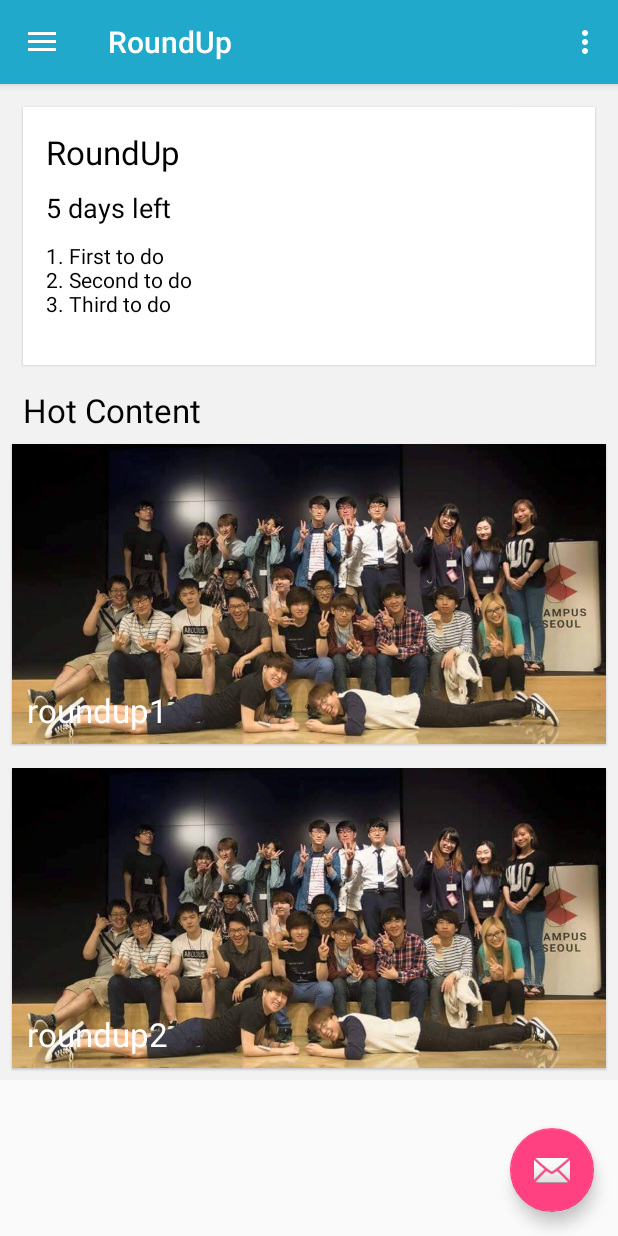
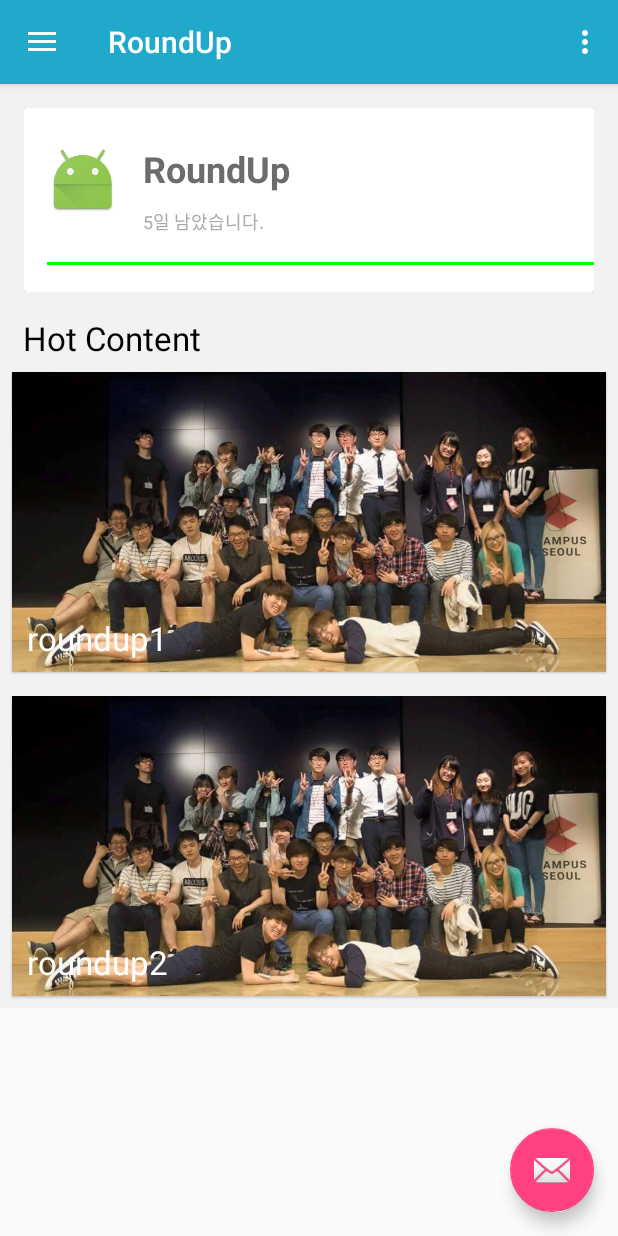
Before and after one commit to round-up/roundup_android, an Android app: the screen it shows after launch (HomeFeedActivity), on a phone screen of 412 x 824 dp. Run offline under Robolectric (Android 15) with nearby library versions, the phone set to English and light mode, and no system bars; our stand-ins replace Picasso; libraries missing offline, so code that uses them is left out: io.realm, io.realm.annotations, io.realm.internal; pictures from the network do not load; 7 statements that could not run were skipped.

Commit message:
Modify Adapter for ClubSummaryFeed

```diff
--- /dev/null
+++ b/app/src/main/java/com/swmaestro/roundup/home/ClubSummaryData.java
@@ -0,0 +1,7 @@
+package com.swmaestro.roundup.home;
+
+/**
+ * Created by JeongMinCha on 16. 6. 11..
+ */
+public class ClubSummaryData {
+}
--- a/app/src/main/java/com/swmaestro/roundup/home/ClubSummaryFeed.java
+++ b/app/src/main/java/com/swmaestro/roundup/home/ClubSummaryFeed.java
@@ -1,17 +1,42 @@
 package com.swmaestro.roundup.home;
 
 import java.util.ArrayList;
+import java.util.List;
 
 /**
  * Created by JeongMinCha on 16. 5. 6..
  */
 public class ClubSummaryFeed {
 
-    public String clubName;
-    public String remainingDays;
-    public ArrayList<String> sessionSummary;
+    private String groupName;
+    private int remainingDays;
+    private List<String> sessionSummaries;
 
     public ClubSummaryFeed() {
-        sessionSummary = new ArrayList<String>();
+        sessionSummaries = new ArrayList<String>();
+    }
+
+    public String getGroupName() {
+        return groupName;
+    }
+
+    public void setGroupName(String groupName) {
+        this.groupName = groupName;
+    }
+
+    public int getRemainingDays() {
+        return remainingDays;
+    }
+
+    public void setRemainingDays(int remainingDays) {
+        this.remainingDays = remainingDays;
+    }
+
+    public List<String> getSessionSummaries() {
+        return sessionSummaries;
+    }
+
+    public void setSessionSummaries(List<String> sessionSummaries) {
+        this.sessionSummaries = sessionSummaries;
     }
 }
--- a/app/src/main/java/com/swmaestro/roundup/home/ClubSummaryFeedListAdapter.java
+++ b/app/src/main/java/com/swmaestro/roundup/home/ClubSummaryFeedListAdapter.java
@@ -1,11 +1,14 @@
 package com.swmaestro.roundup.home;
 
 import android.content.Context;
+import android.support.v7.widget.CardView;
 import android.support.v7.widget.RecyclerView;
 import android.view.LayoutInflater;
 import android.view.View;
 import android.view.ViewGroup;
+import android.widget.ImageView;
 import android.widget.LinearLayout;
+import android.widget.ListView;
 import android.widget.TextView;
 
 import com.swmaestro.roundup.R;
@@ -30,7 +33,7 @@ public class ClubSummaryFeedListAdapter
     @Override
     public ViewHolder onCreateViewHolder(ViewGroup parent, int viewType) {
         View view = LayoutInflater.from(parent.getContext())
-                .inflate(R.layout.card_club_summary_feed, parent, false);
+                .inflate(R.layout.club_summary_card_view, parent, false);
         return new ViewHolder(view);
     }
 
@@ -39,20 +42,14 @@ public class ClubSummaryFeedListAdapter
 
         // example ClubSummaryFeed
         final ClubSummaryFeed clubSummaryFeed = new ClubSummaryFeed();
-        clubSummaryFeed.clubName = "RoundUp";
-        clubSummaryFeed.remainingDays = "5 days left";
-        clubSummaryFeed.sessionSummary.add("1. First to do");
-        clubSummaryFeed.sessionSummary.add("2. Second to do");
-        clubSummaryFeed.sessionSummary.add("3. Third to do");
+        clubSummaryFeed.setGroupName("RoundUp");
+        clubSummaryFeed.setRemainingDays(5);
 
         // set texts to the visual components.
-        holder.clubName.setText(clubSummaryFeed.clubName);
-        holder.remainingDays.setText(clubSummaryFeed.remainingDays);
-        StringBuilder builder = new StringBuilder();
-        for (String summary: clubSummaryFeed.sessionSummary) {
-            builder.append(summary + "\n");
-        }
-        holder.sessionSummary.setText(builder.toString());
+        holder.groupIcon.setImageResource(R.mipmap.ic_launcher);
+        holder.groupName.setText(clubSummaryFeed.getGroupName());
+        holder.groupSchedule.setText(clubSummaryFeed.getRemainingDays() + "일 남았습니다.");
+        ListView listView = holder.listSessions;
     }
 
     @Override
@@ -64,19 +61,21 @@ public class ClubSummaryFeedListAdapter
             extends RecyclerView.ViewHolder
             implements View.OnClickListener {
 
-        public LinearLayout cardHolder;
-        public TextView clubName;
-        public TextView remainingDays;
-        public TextView sessionSummary;
+        CardView cardView;
+        ImageView groupIcon;
+        TextView groupName;
+        TextView groupSchedule;
+        ListView listSessions;
 
         public ViewHolder(View itemView) {
             super(itemView);
-            cardHolder = (LinearLayout) itemView.findViewById(R.id.club_summary_main_holder);
-            clubName = (TextView) itemView.findViewById(R.id.tv_club_name);
-            remainingDays = (TextView) itemView.findViewById(R.id.tv_remaining_days);
-            sessionSummary = (TextView) itemView.findViewById(R.id.tv_session_summary);
+            cardView = (CardView) itemView.findViewById(R.id.club_summary_card);
+            groupIcon = (ImageView) itemView.findViewById(R.id.img_group_icon);
+            groupName = (TextView) itemView.findViewById(R.id.txt_group_name);
+            groupSchedule = (TextView) itemView.findViewById(R.id.txt_group_schedule);
+            listSessions = (ListView) itemView.findViewById(R.id.list_sessions);
 
-            cardHolder.setOnClickListener(this);
+            cardView.setOnClickListener(this);
         }
 
         @Override
--- a/app/src/main/res/layout/card_club_summary_feed.xml
+++ /dev/null
@@ -1,51 +0,0 @@
-<?xml version="1.0" encoding="utf-8"?>
-<android.support.v7.widget.CardView
-    xmlns:android="http://schemas.android.com/apk/res/android"
-    xmlns:card_view="http://schemas.android.com/apk/res-auto"
-    android:id="@+id/club_summary_feed_card"
-    android:layout_width="match_parent"
-    android:layout_height="wrap_content"
-    android:layout_margin="15dp"
-    card_view:cardCornerRadius="@dimen/card_corner_radius"
-    card_view:cardElevation="@dimen/card_elevation">
-
-    <LinearLayout
-        android:id="@+id/club_summary_main_holder"
-        android:background="?android:selectableItemBackground"
-        android:orientation="vertical"
-        android:padding="15dp"
-        android:layout_width="match_parent"
-        android:layout_height="match_parent">
-
-        <TextView
-            android:id="@+id/tv_club_name"
-            android:layout_width="match_parent"
-            android:layout_height="wrap_content"
-            android:layout_gravity="center_vertical"
-            android:layout_marginBottom="10dp"
-            android:gravity="left"
-            android:textAppearance="?android:attr/textAppearanceLarge"
-            android:textColor="@android:color/black"/>
-
-        <TextView
-            android:id="@+id/tv_remaining_days"
-            android:layout_width="match_parent"
-            android:layout_height="wrap_content"
-            android:layout_gravity="center_vertical"
-            android:layout_marginBottom="10dp"
-            android:gravity="left"
-            android:textAppearance="?android:attr/textAppearanceMedium"
-            android:textColor="@android:color/black"/>
-
-        <TextView
-            android:id="@+id/tv_session_summary"
-            android:layout_width="match_parent"
-            android:layout_height="wrap_content"
-            android:layout_gravity="center_vertical"
-            android:gravity="left"
-            android:textAppearance="?android:attr/textAppearanceSmall"
-            android:textColor="@android:color/black"/>
-
-    </LinearLayout>
-
-</android.support.v7.widget.CardView>
```
